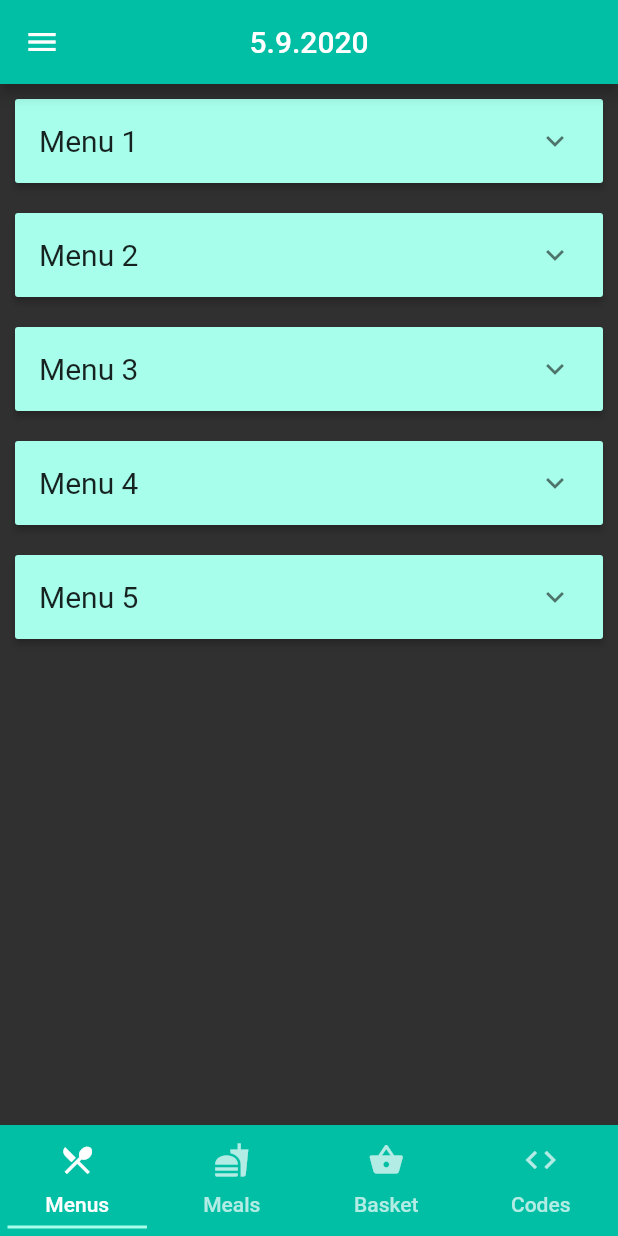
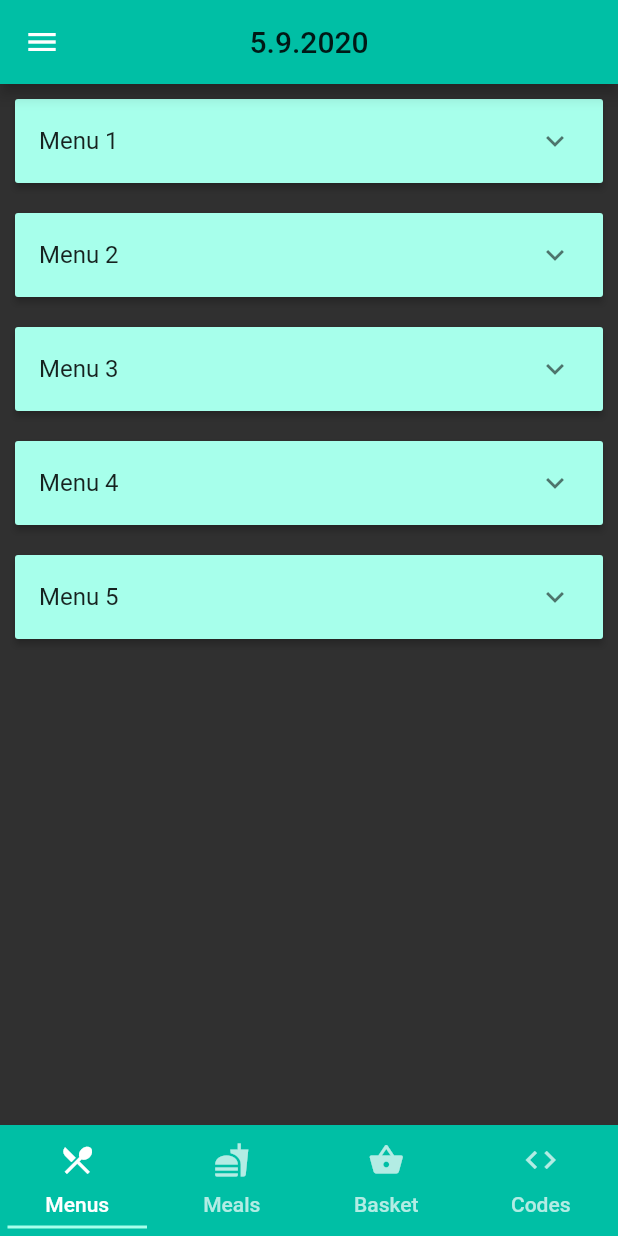
Before and after one commit to htl-anichstrasse/sokka, a Flutter app: the screen it shows after launch, on a phone screen of 412 x 824 dp. Run offline on Flutter 3.47's test engine with Material 2 defaults, Android fonts, the phone set to English and light mode, and no system bars; Roboto replaces fonts that are missing (FiraCode).

Commit message:
removed text-styles + swapped foreground colours

```diff
--- a/client/lib/components/account/account.dart
+++ b/client/lib/components/account/account.dart
@@ -11,7 +11,7 @@ class _AccountState extends State<Account> {
     Widget build(BuildContext context) {
         return new Scaffold(
             appBar: new AppBar(
-                title: new Text('ACCOUNT', style: new TextStyle(color: Colors.white)),
+                title: new Text('ACCOUNT'),
                 centerTitle: true,
                 automaticallyImplyLeading: false,
                 leading: new IconButton(
--- a/client/lib/components/menu/menu_panel.dart
+++ b/client/lib/components/menu/menu_panel.dart
@@ -46,7 +46,6 @@ class _MenuPanelState extends State<MenuPanel> {
                                         title: new Text(
                                             '${menu.getHeader} ${menu.getMenuIndex}',
                                             textAlign: TextAlign.left,
-                                            style: new TextStyle(fontSize: 20.0, fontWeight: FontWeight.w400),
                                         ),
                                     );
                                 },
--- a/client/lib/components/tab_controller/tab_controller.dart
+++ b/client/lib/components/tab_controller/tab_controller.dart
@@ -20,7 +20,7 @@ class _HomeTabController extends State<HomeTabController> {
             child: new Scaffold(
                 key: _key,
                 appBar: new AppBar(
-                    title: new Text('${new DateTime.now().day}.${new DateTime.now().month}.${new DateTime.now().year}', style: TextStyle(color: Colors.white)),
+                    title: new Text('${new DateTime.now().day}.${new DateTime.now().month}.${new DateTime.now().year}'),
                     centerTitle: true,
                     iconTheme: new IconThemeData(color: Colors.white),
                 ),
@@ -31,17 +31,20 @@ class _HomeTabController extends State<HomeTabController> {
                                 decoration: new BoxDecoration(color: Colors.tealAccent[700]),
                                 child: new Align(
                                     alignment: Alignment.topCenter,
-                                    child: new Text('SOKKA', style: new TextStyle(color: Colors.white, fontSize: 25))
+                                    child: new Text('SOKKA'),
                                 ),
                             ),
                             new ListTile(
                                 leading: new Icon(Icons.account_circle, color: Colors.white),
-                                title: new Text('Account', style: new TextStyle(color: Colors.white)),
+                                title: new Text('Account'),
                                 onTap: () => Navigator.of(context).push(MaterialPageRoute(builder: (context) => new Account())),
+                                onLongPress: () => null,
                             ),
                             new ListTile(
                                 leading: new Icon(Icons.account_balance_wallet, color:Colors.white),
-                                title: new Text('Wallet', style: new TextStyle(color: Colors.white))
+                                title: new Text('Wallet'),
+                                onTap:() => null,
+                                onLongPress: () => null,
                             ),
                             new Spacer(),
                             new Container(
@@ -51,7 +54,7 @@ class _HomeTabController extends State<HomeTabController> {
                                         angle: 180 * pi / 180,
                                         child: Icon(Icons.exit_to_app, color: Colors.white)
                                     ),
-                                    title: new Text('Hold to exit the app', style: new TextStyle(color: Colors.white)),
+                                    title: new Text('Hold to exit the app'),
                                     onTap: () => null,
                                     onLongPress: () => SystemChannels.platform.invokeMethod('SystemNavigator.pop'),
                                 ),
--- a/client/lib/main.dart
+++ b/client/lib/main.dart
@@ -1,6 +1,7 @@
 import 'package:flutter/material.dart';
 import 'package:flutter/services.dart';
 import 'package:client/components/tab_controller/tab_controller.dart';
+import 'package:client/styles/theme/app_themes.dart';
 
 void main() async => runApp(Sokka());
 
@@ -10,17 +11,7 @@ class Sokka extends StatelessWidget {
         SystemChrome.setEnabledSystemUIOverlays([]);
         return new MaterialApp(
             debugShowCheckedModeBanner: true,
-            theme: new ThemeData(
-                primaryColor: Colors.tealAccent[700],
-                scaffoldBackgroundColor: Colors.grey[850],
-                canvasColor: Colors.grey[850],
-                cardColor: Colors.tealAccent[100],
-                textTheme: new TextTheme(
-                    bodyText2: new TextStyle(color: Colors.black, fontFamily: 'Source Code Pro'),
-                    headline4: new TextStyle(color: Colors.white),
-                ),
-                visualDensity: VisualDensity.adaptivePlatformDensity,
-            ),
+            theme: AppThemes.darkModeAppTheme,
             home: new HomeTabController(),
         );
     }
--- a/client/lib/styles/theme/app_themes.dart
+++ b/client/lib/styles/theme/app_themes.dart
@@ -8,10 +8,10 @@ class AppThemes {
     static final String _fontFamily = 'FiraCode';
 
     /// Foreground colour for dark theme.
-    static final Color _darkThemeFontColour = Colors.black;
+    static final Color _darkThemeFontColour = Colors.white;
 
     /// Foreground colour for light theme.
-    static final Color _lightThemeFontColour = Colors.white;
+    static final Color _lightThemeFontColour = Colors.black;
 
     /// ThemeData for dark mode.
     static ThemeData get darkModeAppTheme => ThemeData(
```
